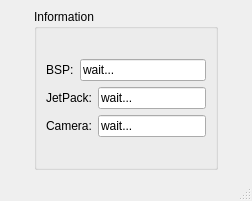
Above: test.ui from Mental812/TestingTool_GUI before the change. Below: the same form after it.
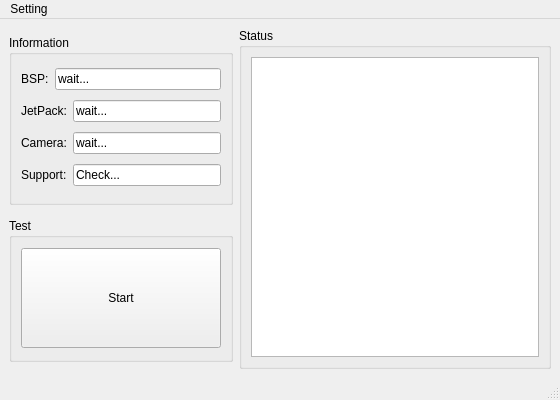
That is the form after the change.

Diff of the .ui file:
```diff
--- a/test.ui
+++ b/test.ui
@@ -6,8 +6,8 @@
    <rect>
     <x>0</x>
     <y>0</y>
-    <width>252</width>
-    <height>201</height>
+    <width>560</width>
+    <height>400</height>
    </rect>
   </property>
   <property name="sizePolicy">
@@ -16,24 +16,45 @@
     <verstretch>0</verstretch>
    </sizepolicy>
   </property>
+  <property name="minimumSize">
+   <size>
+    <width>560</width>
+    <height>400</height>
+   </size>
+  </property>
+  <property name="maximumSize">
+   <size>
+    <width>800</width>
+    <height>600</height>
+   </size>
+  </property>
   <property name="windowTitle">
    <string>MainWindow</string>
   </property>
   <widget class="QWidget" name="centralwidget">
    <layout class="QGridLayout" name="gridLayout_2">
     <item row="0" column="0">
-     <widget class="QGroupBox" name="groupBox">
-      <property name="sizePolicy">
-       <sizepolicy hsizetype="Fixed" vsizetype="Preferred">
-        <horstretch>0</horstretch>
-        <verstretch>0</verstretch>
-       </sizepolicy>
-      </property>
-      <property name="title">
-       <string>Information</string>
-      </property>
-      <layout class="QGridLayout" name="gridLayout">
-       <item row="0" column="0">
+     <layout class="QVBoxLayout" name="verticalLayout_2">
+      <item>
+       <widget class="QGroupBox" name="groupBox_Information">
+        <property name="enabled">
+         <bool>true</bool>
+        </property>
+        <property name="sizePolicy">
+         <sizepolicy hsizetype="Fixed" vsizetype="Preferred">
+          <horstretch>0</horstretch>
+          <verstretch>0</verstretch>
+         </sizepolicy>
+        </property>
+        <property name="maximumSize">
+         <size>
+          <width>230</width>
+          <height>170</height>
+         </size>
+        </property>
+        <property name="title">
+         <string>Information</string>
+        </property>
         <layout class="QVBoxLayout" name="verticalLayout">
          <item>
           <layout class="QHBoxLayout" name="horizontalLayout">
@@ -98,24 +119,88 @@
            </item>
           </layout>
          </item>
+         <item>
+          <layout class="QHBoxLayout" name="horizontalLayout_4">
+           <item>
+            <widget class="QLabel" name="label_Support">
+             <property name="text">
+              <string>Support:</string>
+             </property>
+            </widget>
+           </item>
+           <item>
+            <widget class="QLineEdit" name="lineEdit_Support">
+             <property name="text">
+              <string>Check...</string>
+             </property>
+            </widget>
+           </item>
+          </layout>
+         </item>
         </layout>
+       </widget>
+      </item>
+      <item>
+       <widget class="QGroupBox" name="groupBox_Test">
+        <property name="maximumSize">
+         <size>
+          <width>230</width>
+          <height>144</height>
+         </size>
+        </property>
+        <property name="title">
+         <string>Test</string>
+        </property>
+        <layout class="QHBoxLayout" name="horizontalLayout_5">
+         <item>
+          <widget class="QPushButton" name="pushButton_start">
+           <property name="minimumSize">
+            <size>
+             <width>200</width>
+             <height>100</height>
+            </size>
+           </property>
+           <property name="text">
+            <string>Start</string>
+           </property>
+          </widget>
+         </item>
+        </layout>
+       </widget>
+      </item>
+     </layout>
+    </item>
+    <item row="0" column="1">
+     <widget class="QGroupBox" name="groupBox_Status">
+      <property name="title">
+       <string>Status</string>
+      </property>
+      <layout class="QVBoxLayout" name="verticalLayout_3">
+       <item>
+        <widget class="QTableView" name="tableView"/>
        </item>
       </layout>
      </widget>
     </item>
    </layout>
   </widget>
-  <widget class="QMenuBar" name="menubar">
+  <widget class="QStatusBar" name="statusbar"/>
+  <widget class="QMenuBar" name="menuBar">
    <property name="geometry">
     <rect>
      <x>0</x>
      <y>0</y>
-     <width>252</width>
+     <width>560</width>
      <height>22</height>
     </rect>
    </property>
+   <widget class="QMenu" name="menuSetting">
+    <property name="title">
+     <string>Setting</string>
+    </property>
+   </widget>
+   <addaction name="menuSetting"/>
   </widget>
-  <widget class="QStatusBar" name="statusbar"/>
  </widget>
  <resources/>
  <connections/>
```
Left out of the diff: 3 changed lines with no effect on the pictures.
